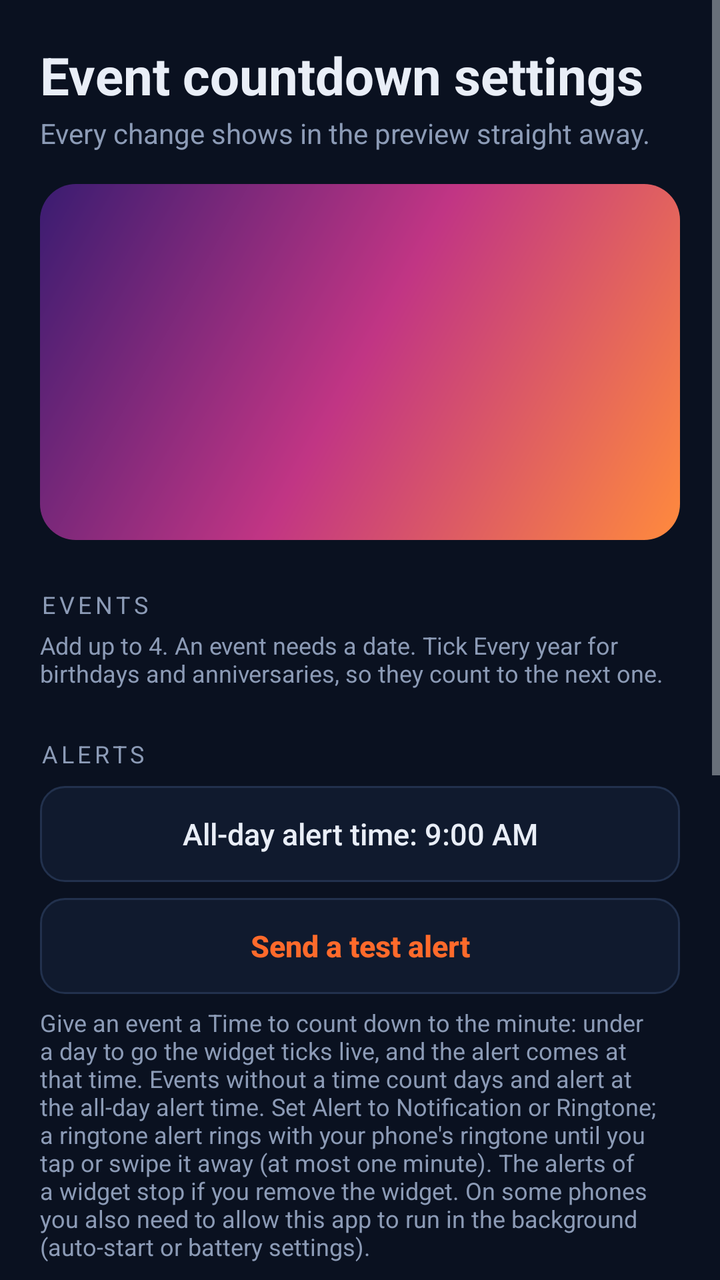
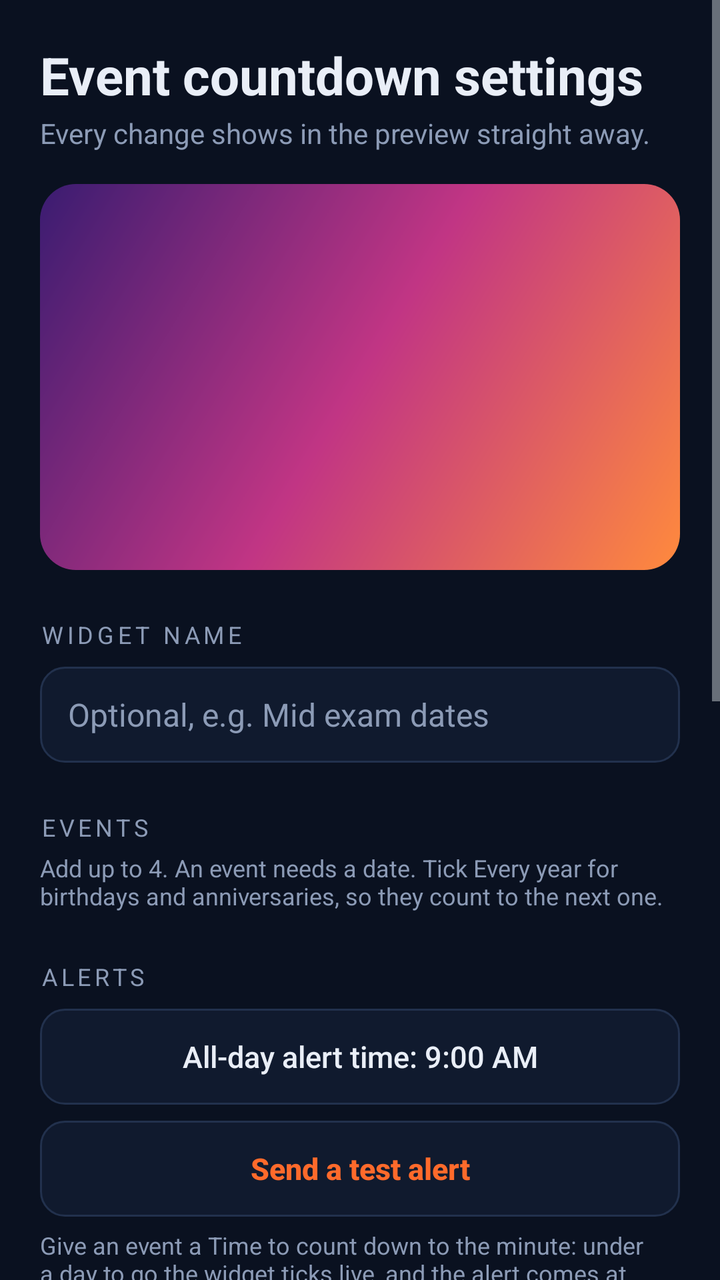

An Android layout rendered at two revisions. The XML below is the earlier revision; the diff shows what the commit changed to produce the second picture.
<!-- AndroidManifest.xml: application theme AppTheme -->
<!-- res/layout/activity_config_events.xml -->
<?xml version="1.0" encoding="utf-8"?>
<ScrollView xmlns:android="http://schemas.android.com/apk/res/android"
    android:layout_width="match_parent"
    android:layout_height="match_parent"
    android:background="@color/bg"
    android:fillViewport="true">

    <LinearLayout
        android:layout_width="match_parent"
        android:layout_height="wrap_content"
        android:orientation="vertical"
        android:padding="20dp">

        <TextView
            android:layout_width="match_parent"
            android:layout_height="wrap_content"
            android:text="Event countdown settings"
            android:textColor="@color/fg"
            android:textSize="26sp"
            android:textStyle="bold" />

        <TextView
            android:layout_width="match_parent"
            android:layout_height="wrap_content"
            android:layout_marginTop="2dp"
            android:text="Every change shows in the preview straight away."
            android:textColor="@color/muted"
            android:textSize="14sp" />

        <FrameLayout
            android:layout_width="match_parent"
            android:layout_height="wrap_content"
            android:layout_marginTop="16dp"
            android:background="@drawable/preview_backdrop"
            android:padding="14dp">

            <FrameLayout
                android:id="@+id/preview_host"
                android:layout_width="match_parent"
                android:layout_height="150dp" />
        </FrameLayout>

        <TextView
            android:layout_width="wrap_content"
            android:layout_height="wrap_content"
            android:layout_marginTop="24dp"
            android:letterSpacing="0.16"
            android:text="Events"
            android:textAllCaps="true"
            android:textColor="@color/muted"
            android:textSize="12sp" />

        <TextView
            android:layout_width="match_parent"
            android:layout_height="wrap_content"
            android:layout_marginTop="4dp"
            android:text="Add up to 4. An event needs a date. Tick Every year for birthdays and anniversaries, so they count to the next one."
            android:textColor="@color/muted"
            android:textSize="12sp" />

        <LinearLayout
            android:id="@+id/events_container"
            android:layout_width="match_parent"
            android:layout_height="wrap_content"
            android:orientation="vertical" />

        <TextView
            android:layout_width="wrap_content"
            android:layout_height="wrap_content"
            android:layout_marginTop="24dp"
            android:letterSpacing="0.16"
            android:text="Alerts"
            android:textAllCaps="true"
            android:textColor="@color/muted"
            android:textSize="12sp" />

        <Button
            android:id="@+id/btn_notify_time"
            android:layout_width="match_parent"
            android:layout_height="48dp"
            android:layout_marginTop="8dp"
            android:background="@drawable/bg_button_outline"
            android:stateListAnimator="@null"
            android:text="All-day alert time: 9:00 AM"
            android:textAllCaps="false"
            android:textColor="@color/fg"
            android:textSize="15sp" />

        <Button
            android:id="@+id/btn_test_alert"
            android:layout_width="match_parent"
            android:layout_height="48dp"
            android:layout_marginTop="8dp"
            android:background="@drawable/bg_button_outline"
            android:stateListAnimator="@null"
            android:text="Send a test alert"
            android:textAllCaps="false"
            android:textColor="@color/accent"
            android:textSize="15sp"
            android:textStyle="bold" />

        <TextView
            android:layout_width="match_parent"
            android:layout_height="wrap_content"
            android:layout_marginTop="6dp"
            android:text="Give an event a Time to count down to the minute: under a day to go the widget ticks live, and the alert comes at that time. Events without a time count days and alert at the all-day alert time. Set Alert to Notification or Ringtone; a ringtone alert rings with your phone's ringtone until you tap or swipe it away (at most one minute). The alerts of a widget stop if you remove the widget. On some phones you also need to allow this app to run in the background (auto-start or battery settings)."
            android:textColor="@color/muted"
            android:textSize="12sp" />

        <include
            layout="@layout/view_look"
            android:layout_width="match_parent"
            android:layout_height="wrap_content" />

        <Button
            android:id="@+id/btn_save"
            android:layout_width="match_parent"
            android:layout_height="52dp"
            android:layout_marginTop="28dp"
            android:background="@drawable/bg_button_primary"
            android:stateListAnimator="@null"
            android:text="Save widget"
            android:textAllCaps="false"
            android:textColor="@color/on_accent"
            android:textSize="16sp"
            android:textStyle="bold" />
    </LinearLayout>
</ScrollView>
<!-- res/layout/view_look.xml (included above) -->
<?xml version="1.0" encoding="utf-8"?>
<LinearLayout xmlns:android="http://schemas.android.com/apk/res/android"
    android:layout_width="match_parent"
    android:layout_height="wrap_content"
    android:orientation="vertical">

    <TextView
        android:layout_width="wrap_content"
        android:layout_height="wrap_content"
        android:layout_marginTop="24dp"
        android:letterSpacing="0.16"
        android:text="Color theme"
        android:textAllCaps="true"
        android:textColor="@color/muted"
        android:textSize="12sp" />

    <HorizontalScrollView
        android:layout_width="match_parent"
        android:layout_height="wrap_content"
        android:layout_marginTop="8dp"
        android:scrollbars="none">

        <LinearLayout
            android:id="@+id/presets_row"
            android:layout_width="wrap_content"
            android:layout_height="wrap_content"
            android:orientation="horizontal" />
    </HorizontalScrollView>

    <Button
        android:id="@+id/btn_c_bg"
        android:layout_width="match_parent"
        android:layout_height="48dp"
        android:layout_marginTop="10dp"
        android:background="@drawable/bg_button_outline"
        android:gravity="start|center_vertical"
        android:paddingHorizontal="16dp"
        android:stateListAnimator="@null"
        android:text="Background color"
        android:textAllCaps="false"
        android:textColor="@color/fg"
        android:textSize="15sp" />

    <Button
        android:id="@+id/btn_c_fg"
        android:layout_width="match_parent"
        android:layout_height="48dp"
        android:layout_marginTop="8dp"
        android:background="@drawable/bg_button_outline"
        android:gravity="start|center_vertical"
        android:paddingHorizontal="16dp"
        android:stateListAnimator="@null"
        android:text="Text color"
        android:textAllCaps="false"
        android:textColor="@color/fg"
        android:textSize="15sp" />

    <Button
        android:id="@+id/btn_c_accent"
        android:layout_width="match_parent"
        android:layout_height="48dp"
        android:layout_marginTop="8dp"
        android:background="@drawable/bg_button_outline"
        android:gravity="start|center_vertical"
        android:paddingHorizontal="16dp"
        android:stateListAnimator="@null"
        android:text="Accent color"
        android:textAllCaps="false"
        android:textColor="@color/fg"
        android:textSize="15sp" />

    <TextView
        android:layout_width="wrap_content"
        android:layout_height="wrap_content"
        android:layout_marginTop="24dp"
        android:letterSpacing="0.16"
        android:text="Transparency"
        android:textAllCaps="true"
        android:textColor="@color/muted"
        android:textSize="12sp" />

    <TextView
        android:id="@+id/tv_opacity"
        android:layout_width="match_parent"
        android:layout_height="wrap_content"
        android:layout_marginTop="8dp"
        android:text="Background opacity: 100%"
        android:textColor="@color/fg"
        android:textSize="15sp" />

    <SeekBar
        android:id="@+id/sb_opacity"
        android:layout_width="match_parent"
        android:layout_height="wrap_content"
        android:layout_marginTop="4dp"
        android:max="100"
        android:progress="100" />

    <TextView
        android:layout_width="match_parent"
        android:layout_height="wrap_content"
        android:text="At 0% only the text shows, floating over your wallpaper."
        android:textColor="@color/muted"
        android:textSize="12sp" />
</LinearLayout>
<!-- resources referenced by this layout -->
<resources>
  <color name="accent">#FF6A2B</color>
  <color name="bg">#0A1120</color>
  <color name="fg">#E9EEF7</color>
  <color name="muted">#8C9BB6</color>
  <color name="on_accent">#1B0B03</color>
  <!-- drawable bg_button_outline (drawable) -->
  <?xml version="1.0" encoding="utf-8"?>
  <ripple xmlns:android="http://schemas.android.com/apk/res/android"
      android:color="#33FFFFFF">
      <item>
          <shape android:shape="rectangle">
              <solid android:color="@color/surface" />
              <stroke
                  android:width="1dp"
                  android:color="@color/line" />
              <corners android:radius="12dp" />
          </shape>
      </item>
  </ripple>
  <!-- drawable bg_button_primary (drawable) -->
  <?xml version="1.0" encoding="utf-8"?>
  <ripple xmlns:android="http://schemas.android.com/apk/res/android"
      android:color="#33FFFFFF">
      <item>
          <shape android:shape="rectangle">
              <solid android:color="@color/accent" />
              <corners android:radius="12dp" />
          </shape>
      </item>
  </ripple>
  <!-- drawable preview_backdrop (drawable) -->
  <?xml version="1.0" encoding="utf-8"?>
  <shape xmlns:android="http://schemas.android.com/apk/res/android"
      android:shape="rectangle">
      <gradient
          android:angle="135"
          android:centerColor="#C13584"
          android:endColor="#3A1C71"
          android:startColor="#FF8A3D" />
      <corners android:radius="18dp" />
  </shape>
  <style name="AppTheme" parent="android:Theme.DeviceDefault.NoActionBar">
          <item name="android:windowBackground">@color/bg</item>
          <item name="android:statusBarColor">@color/bg</item>
          <item name="android:navigationBarColor">@color/bg</item>
          <item name="android:colorAccent">@color/accent</item>
      </style>
  <color name="surface">#101A2E</color>
  <color name="line">#22314D</color>
</resources>

<!-- the commit's change to res/layout/activity_config_events.xml (unified diff, before → after) -->
@@ -37,8 +37,34 @@
             <FrameLayout
                 android:id="@+id/preview_host"
                 android:layout_width="match_parent"
-                android:layout_height="150dp" />
+                android:layout_height="165dp" />
         </FrameLayout>
+
+        <TextView
+            android:layout_width="wrap_content"
+            android:layout_height="wrap_content"
+            android:layout_marginTop="24dp"
+            android:letterSpacing="0.16"
+            android:text="Widget name"
+            android:textAllCaps="true"
+            android:textColor="@color/muted"
+            android:textSize="12sp" />
+
+        <EditText
+            android:id="@+id/et_widget_title"
+            android:layout_width="match_parent"
+            android:layout_height="48dp"
+            android:layout_marginTop="8dp"
+            android:background="@drawable/bg_field"
+            android:hint="Optional, e.g. Mid exam dates"
+            android:imeOptions="actionDone"
+            android:inputType="textCapWords"
+            android:maxLength="30"
+            android:maxLines="1"
+            android:paddingHorizontal="14dp"
+            android:textColor="@color/fg"
+            android:textColorHint="@color/muted"
+            android:textSize="16sp" />
 
         <TextView
             android:layout_width="wrap_content"
<!-- resource entries referenced after the edit -->
@@ -30,6 +30,16 @@
           </shape>
       </item>
   </ripple>
+  <!-- drawable bg_field (drawable) -->
+  <?xml version="1.0" encoding="utf-8"?>
+  <shape xmlns:android="http://schemas.android.com/apk/res/android"
+      android:shape="rectangle">
+      <solid android:color="@color/surface" />
+      <stroke
+          android:width="1dp"
+          android:color="@color/line" />
+      <corners android:radius="12dp" />
+  </shape>
   <!-- drawable preview_backdrop (drawable) -->
   <?xml version="1.0" encoding="utf-8"?>
   <shape xmlns:android="http://schemas.android.com/apk/res/android"
